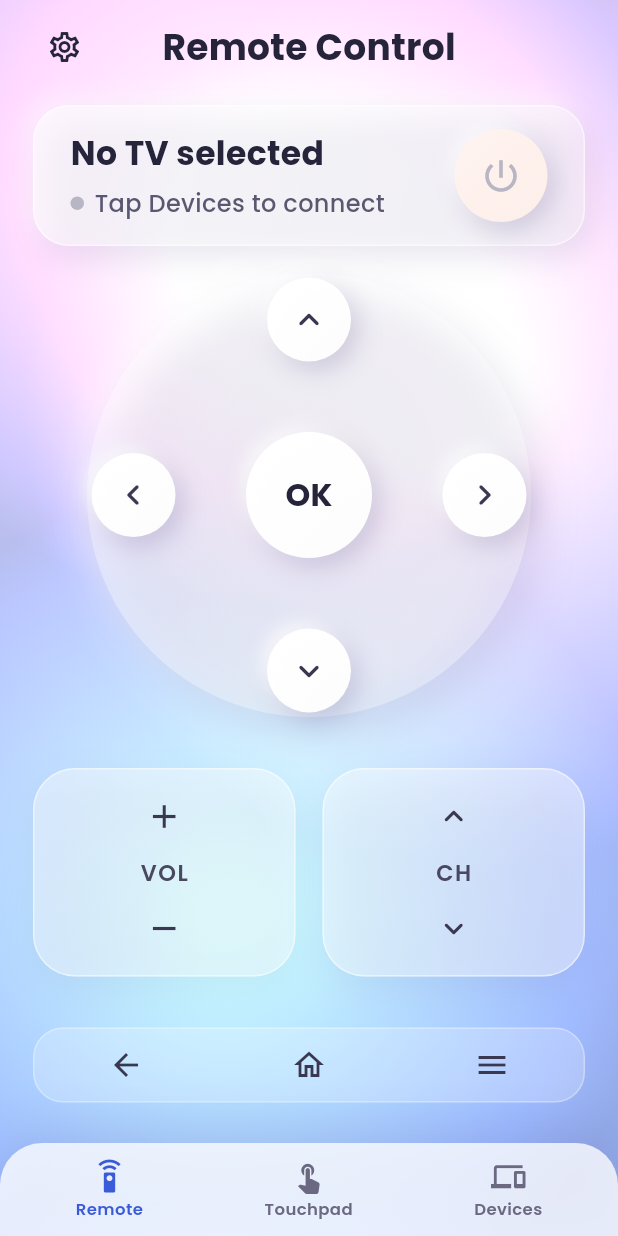
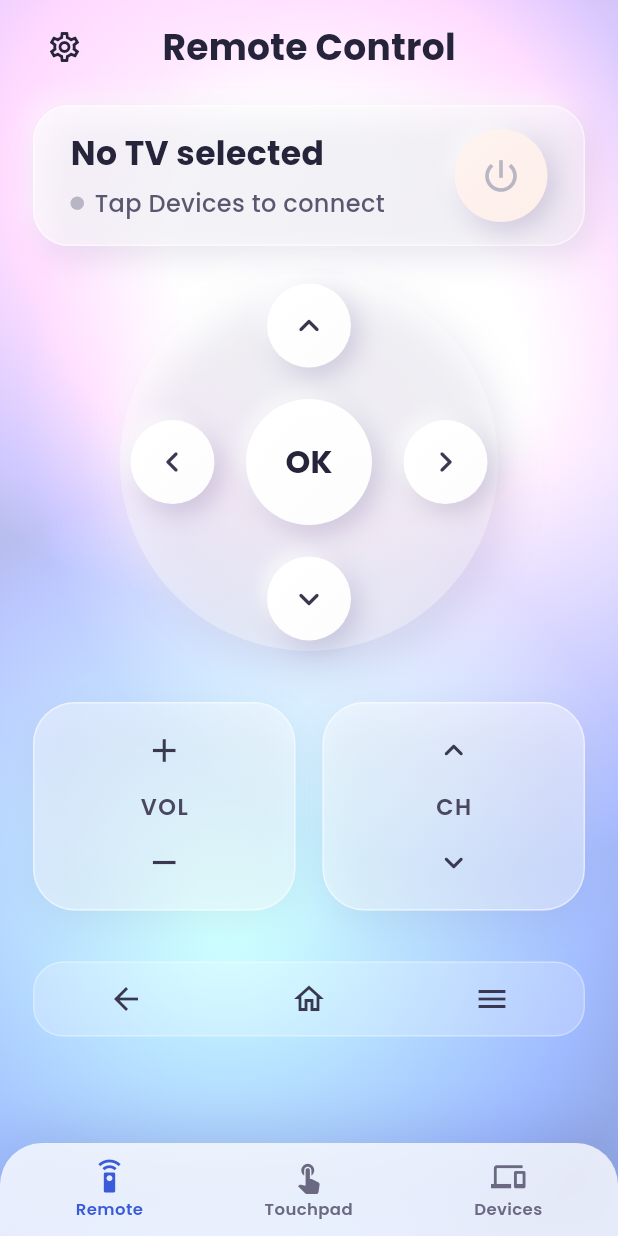
Before and after one commit to Quahhar/RemoteApp, a Flutter app: the screen it shows after launch, on a phone screen of 412 x 824 dp. Run offline on Flutter 3.47's test engine with Material 3 defaults, Android fonts, the phone set to English and light mode, and no system bars; our stand-ins replace basic_utils, flutter_riverpod, google_fonts, shared_preferences; missing offline and left inert: asn1lib, mqtt_client, network_info_plus, pointycastle.

Commit message:
Revert D-pad to its previous layout
Restores the earlier D-pad size and arrow spacing (per user request). The
lava-lamp no-restart animation fix from the previous commit is kept.

Co-Authored-By: Claude Opus 4.8 <noreply@anthropic.com>

```diff
--- a/lib/ui/screens/remote_screen.dart
+++ b/lib/ui/screens/remote_screen.dart
@@ -35,9 +35,7 @@ class RemoteScreen extends ConsumerWidget {
           ),
           const SizedBox(height: 18),
           Padding(
-            // A little less inset than before → a larger dish, so the arrows
-            // sit further out toward the rim (more like a physical remote).
-            padding: const EdgeInsets.symmetric(horizontal: 58),
+            padding: const EdgeInsets.symmetric(horizontal: 80),
             child: _Dpad(onKey: (k) => pressKey(context, ref, k)),
           ),
           const SizedBox(height: 34),
@@ -181,9 +179,7 @@ class _Dpad extends StatelessWidget {
       return Align(
         alignment: align,
         child: Padding(
-          // Small inset so each arrow hugs the rim of the dish — spreads the
-          // four arrows wide around the centre OK, like a real remote.
-          padding: const EdgeInsets.all(3),
+          padding: const EdgeInsets.all(7),
           child: _PressableCircle(
             diameter: 56,
             onTap: () => onKey(key),
```
